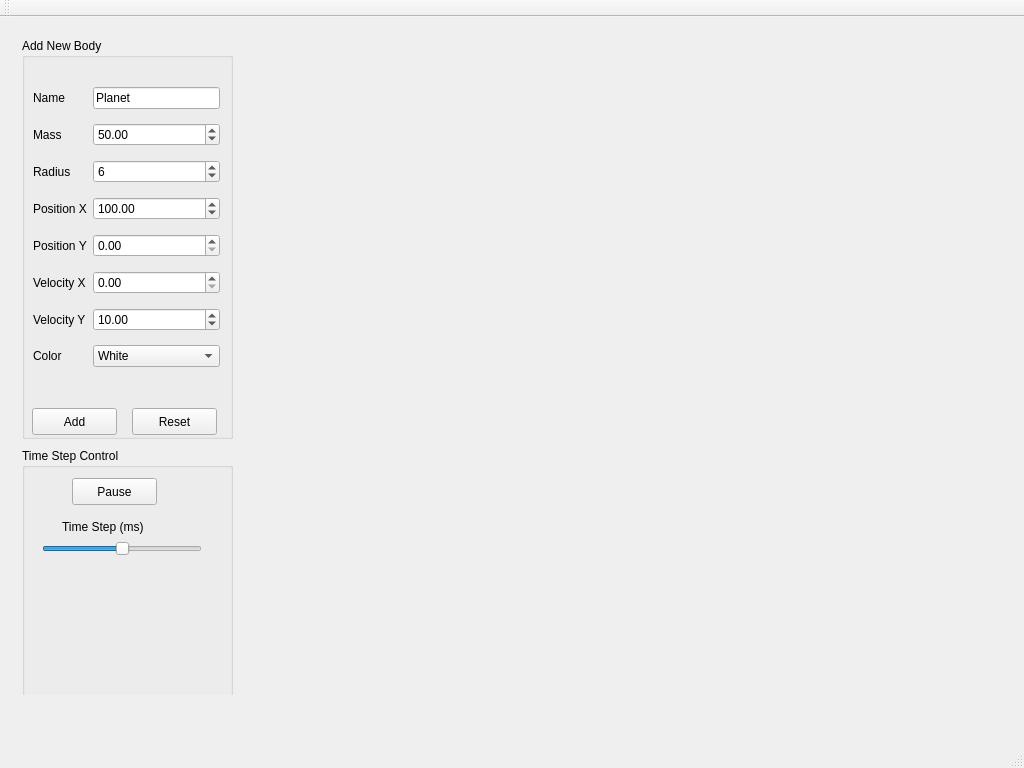
Qt form mainwindow.ui (HackCUCacheMeOutside/N_body_simulation) before a commit.
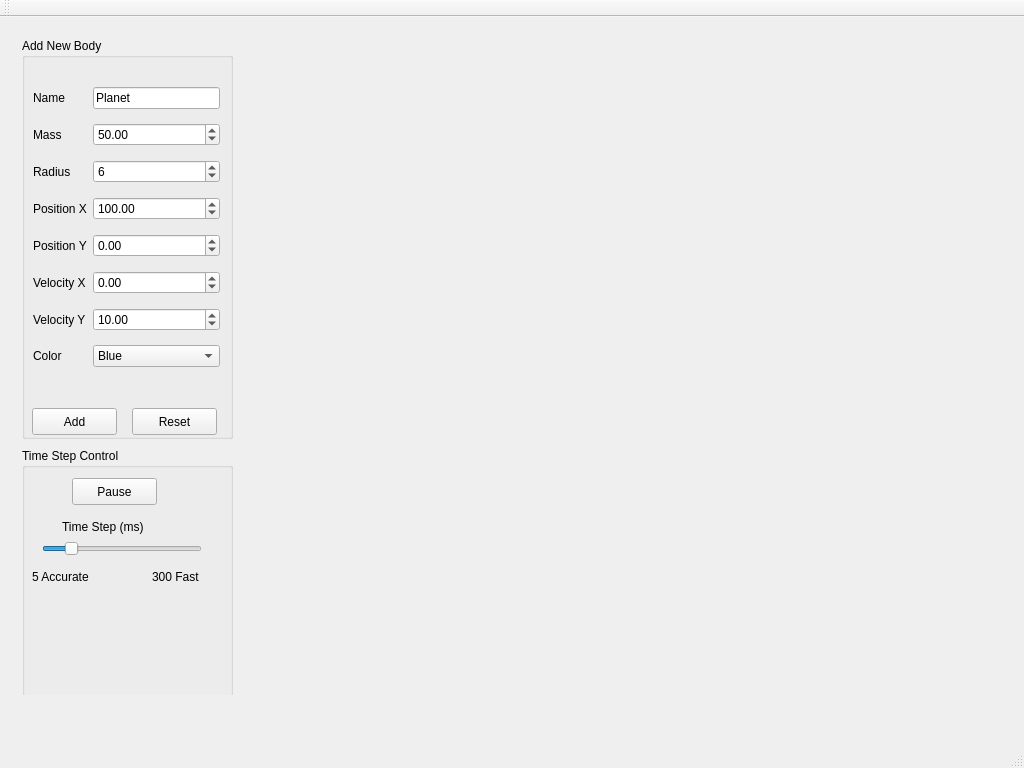
The same form after that commit.

```diff
--- a/mainwindow.ui
+++ b/mainwindow.ui
@@ -80,8 +80,11 @@
              </item>
              <item row="4" column="1">
               <widget class="QDoubleSpinBox" name="positionYInput">
+               <property name="minimum">
+                <double>-300.000000000000000</double>
+               </property>
                <property name="maximum">
-                <double>500.000000000000000</double>
+                <double>300.000000000000000</double>
                </property>
                <property name="value">
                 <double>0.000000000000000</double>
@@ -107,6 +110,9 @@
              </item>
              <item row="5" column="1">
               <widget class="QDoubleSpinBox" name="velocityXInput">
+               <property name="minimum">
+                <double>-30.000000000000000</double>
+               </property>
                <property name="maximum">
                 <double>30.000000000000000</double>
                </property>
@@ -131,11 +137,6 @@
              </item>
              <item row="7" column="1">
               <widget class="QComboBox" name="ColorInput">
-               <item>
-                <property name="text">
-                 <string>White</string>
-                </property>
-               </item>
                <item>
                 <property name="text">
                  <string>Blue</string>
@@ -279,6 +280,18 @@
               <height>21</height>
              </rect>
             </property>
+            <property name="minimum">
+             <number>5</number>
+            </property>
+            <property name="maximum">
+             <number>300</number>
+            </property>
+            <property name="singleStep">
+             <number>5</number>
+            </property>
+            <property name="pageStep">
+             <number>20</number>
+            </property>
             <property name="value">
              <number>50</number>
             </property>
@@ -299,6 +312,32 @@
              <string>Time Step (ms)</string>
             </property>
            </widget>
+           <widget class="QLabel" name="label_3">
+            <property name="geometry">
+             <rect>
+              <x>10</x>
+              <y>120</y>
+              <width>61</width>
+              <height>18</height>
+             </rect>
+            </property>
+            <property name="text">
+             <string>5 Accurate</string>
+            </property>
+           </widget>
+           <widget class="QLabel" name="label_4">
+            <property name="geometry">
+             <rect>
+              <x>130</x>
+              <y>120</y>
+              <width>54</width>
+              <height>18</height>
+             </rect>
+            </property>
+            <property name="text">
+             <string>300 Fast</string>
+            </property>
+           </widget>
           </widget>
          </widget>
         </item>
```
Left out of the diff: 17 changed lines with no effect on the pictures.
